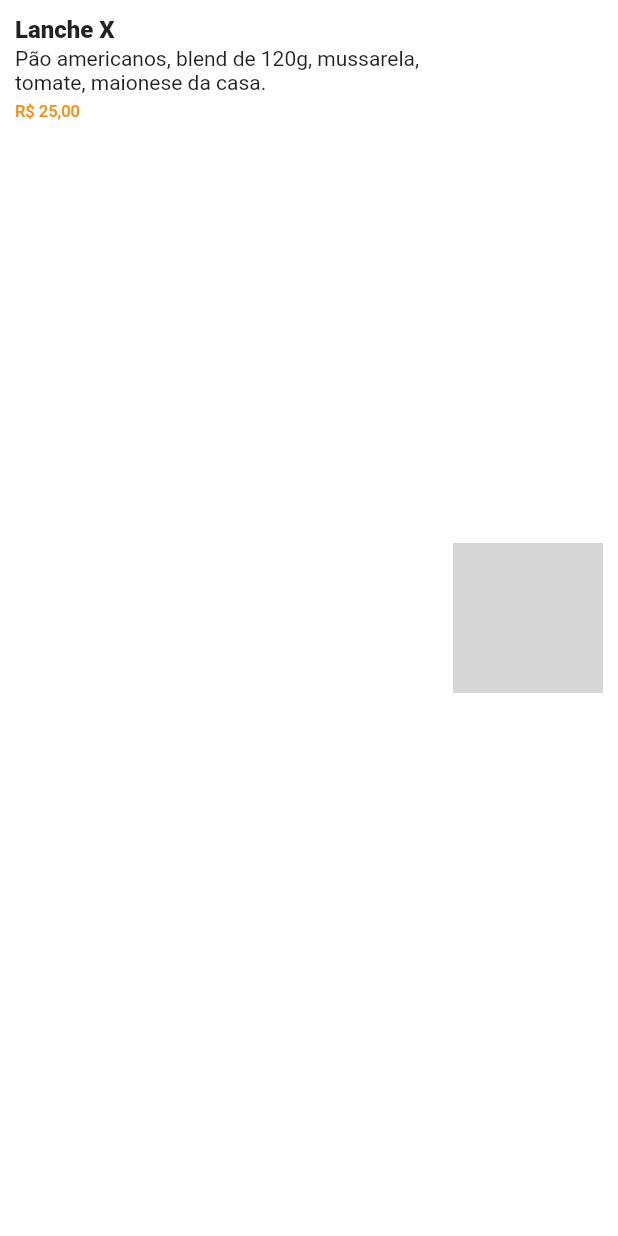
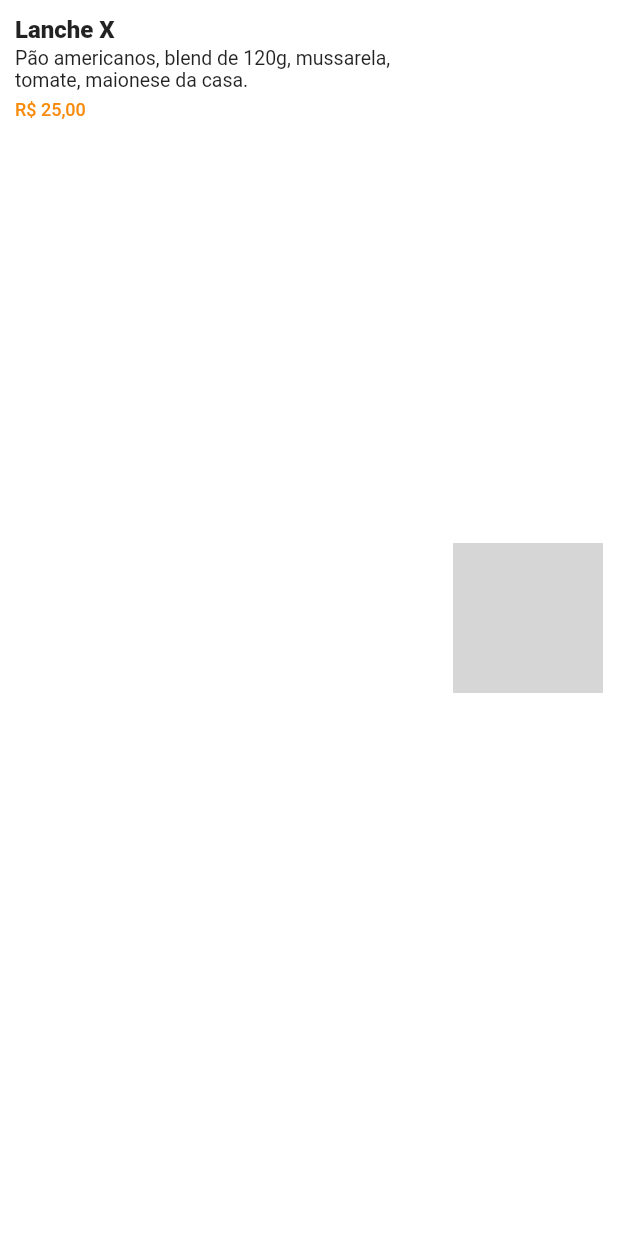
Before and after one commit to dariopmaciel/dw9_delivery_app, a Flutter app: the DeliveryProductTile widget shown alone on an empty page, opened directly, on a phone screen of 412 x 824 dp. Run offline on Flutter 3.47's test engine with Material 2 defaults, Android fonts, the phone set to English and light mode, and no system bars; our stand-ins replace dio, loading_animation_widget; network calls fail; Roboto replaces fonts that are missing (mplus1); grey boxes are pictures that could not be loaded.

```diff
--- a/lib/app/pages/home/widget/delivery_product_tile.dart
+++ b/lib/app/pages/home/widget/delivery_product_tile.dart
@@ -32,7 +32,7 @@ class DeliveryProductTile extends StatelessWidget {
                   child: Text(
                     "Pão americanos, blend de 120g, mussarela, tomate, maionese da casa. ",
                     style:
-                        context.textStyles.textRegular.copyWith(fontSize: 14),
+                        context.textStyles.textRegular.copyWith(fontSize: 13),
                   ),
                 ),
                 Padding(
@@ -40,9 +40,7 @@ class DeliveryProductTile extends StatelessWidget {
                   child: Text(
                     product.price.currencyPTBR,
                     style: context.textStyles.textMidium.copyWith(
-                      fontSize: 11,
-                      color: context.colors!.secondary,
-                    ),
+                        fontSize: 12, color: context.colors!.secondary),
                   ),
                 ),
               ],
--- a/pubspec.yaml
+++ b/pubspec.yaml
@@ -39,6 +39,7 @@ dependencies:
   cupertino_icons: ^1.0.2
   provider: ^6.0.5
   intl: ^0.18.0
+  loading_animation_widget: ^1.2.0+4
 
 dev_dependencies:
   flutter_test:
```
Also changed, not shown: lib/app/core/ui/helpers/loader.dart (added, +28 -0 lines), pubspec.lock.
